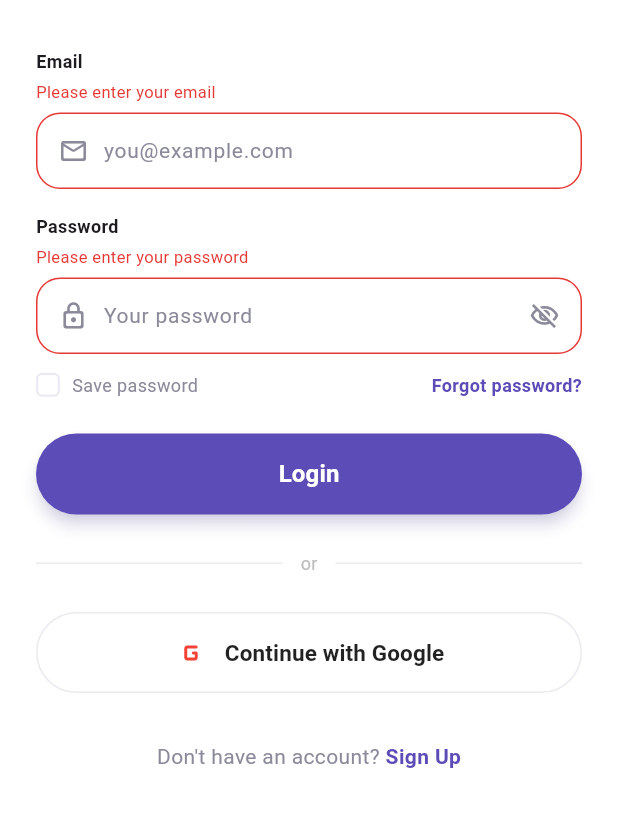
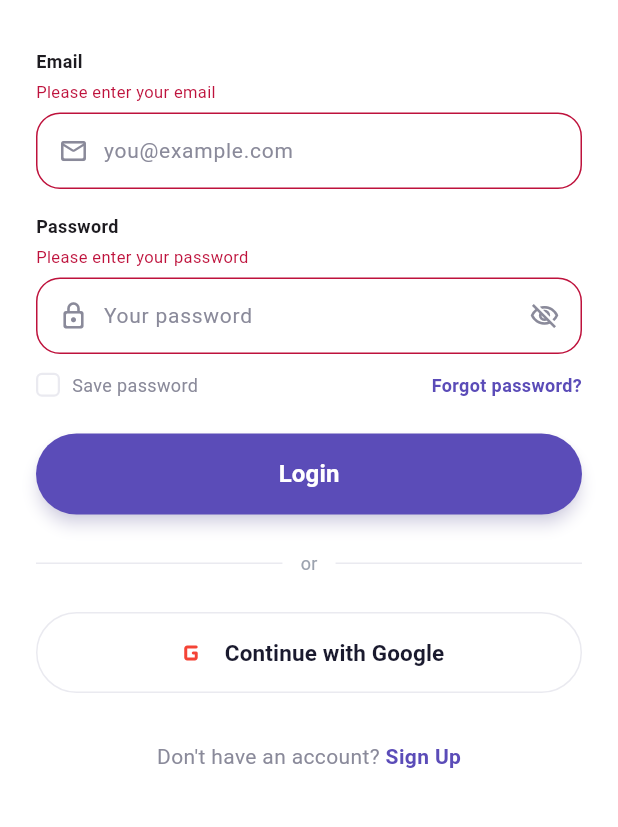
Before and after one commit to AboElsheikh07/Swaply, a Flutter app: the LoginView screen opened directly, after a tap on the "visibility" icon, after a tap on "Save password", after a tap on "Login", on a phone screen of 412 x 824 dp, the part 234-1061 px from its top. Run offline on Flutter 3.47's test engine with Material 3 defaults, Android fonts, the phone set to English and light mode, and no system bars; our stand-ins replace cloud_firestore, equatable, firebase_auth, firebase_core, flutter_bloc; accounts and stored records are empty.

Commit message:
fix code

```diff
--- a/project code/swaply/lib/features/auth/presentation/screens/auth_widgets.dart
+++ b/project code/swaply/lib/features/auth/presentation/screens/auth_widgets.dart
@@ -1,9 +1,10 @@
 import 'package:flutter/material.dart';
+import 'package:swaply/core/constants/app_colors.dart';
 
-const authPrimary    = Color(0xFF5B4CB8);
-const authMutedFg    = Color(0xFF8A8A9A);
-const authBorder     = Color(0xFFEAEAF0);
-const authErrorColor = Color(0xFFE53935);
+const authPrimary    = AppColors.primary;
+const authMutedFg    = AppColors.mutedFg;
+const authBorder     = AppColors.border;
+const authErrorColor = AppColors.rose;
 
 // ── Back Button ──────────────────────────
 class AuthBackButton extends StatelessWidget {
@@ -16,9 +17,9 @@ class AuthBackButton extends StatelessWidget {
       child: Container(
         width: 40, height: 40,
         decoration: BoxDecoration(
-          color: Colors.white,
+          color: AppColors.card,
           shape: BoxShape.circle,
-          border: Border.all(color: authBorder),
+          border: Border.all(color: AppColors.border),
         ),
         child: const Icon(Icons.arrow_back_ios_new_rounded, size: 16),
       ),
@@ -59,19 +60,19 @@ class AuthInputField extends StatelessWidget {
             style: const TextStyle(fontSize: 12, fontWeight: FontWeight.w600)),
         if (hasError) ...[
           const SizedBox(height: 4),
-          Text(error!, style: const TextStyle(fontSize: 11, color: authErrorColor)),
+          Text(error!, style: const TextStyle(fontSize: 11, color: AppColors.rose)),
         ],
         const SizedBox(height: 6),
         Container(
           decoration: BoxDecoration(
-            color: Colors.white,
+            color: AppColors.card,
             borderRadius: BorderRadius.circular(16),
-            border: Border.all(color: hasError ? authErrorColor : authBorder),
+            border: Border.all(color: hasError ? AppColors.rose : AppColors.border),
           ),
           child: Row(
             children: [
               const SizedBox(width: 14),
-              Icon(icon, size: 20, color: authMutedFg),
+              Icon(icon, size: 20, color: AppColors.mutedFg),
               const SizedBox(width: 10),
               Expanded(
                 child: TextField(
@@ -81,7 +82,7 @@ class AuthInputField extends StatelessWidget {
                   style: const TextStyle(fontSize: 14),
                   decoration: InputDecoration(
                     hintText: placeholder,
-                    hintStyle: const TextStyle(color: authMutedFg, fontSize: 14),
+                    hintStyle: const TextStyle(color: AppColors.mutedFg, fontSize: 14),
                     border: InputBorder.none,
                     contentPadding: const EdgeInsets.symmetric(vertical: 14),
                   ),
@@ -111,9 +112,12 @@ class AuthCheckbox extends StatelessWidget {
     return Container(
       width: size, height: size,
       decoration: BoxDecoration(
-        color: value ? authPrimary : Colors.white,
+        color: value ? AppColors.primary : AppColors.card,
         borderRadius: BorderRadius.circular(4),
-        border: Border.all(color: value ? authPrimary : authBorder, width: 1.5),
+        border: Border.all(
+          color: value ? AppColors.primary : AppColors.border,
+          width: 1.5,
+        ),
       ),
       child: value
           ? const Icon(Icons.check_rounded, color: Colors.white, size: 12)
@@ -143,10 +147,10 @@ class AuthPrimaryButton extends StatelessWidget {
       child: ElevatedButton(
         onPressed: isLoading ? null : onTap,
         style: ElevatedButton.styleFrom(
-          backgroundColor: authPrimary,
+          backgroundColor: AppColors.primary,
           foregroundColor: Colors.white,
           elevation: 4,
-          shadowColor: authPrimary.withOpacity(0.35),
+          shadowColor: AppColors.primary.withOpacity(0.35),
           shape: RoundedRectangleBorder(borderRadius: BorderRadius.circular(32)),
         ),
         child: isLoading
@@ -168,12 +172,12 @@ class AuthDivider extends StatelessWidget {
   Widget build(BuildContext context) {
     return Row(
       children: [
-        const Expanded(child: Divider(color: authBorder)),
+        const Expanded(child: Divider(color: AppColors.border)),
         Padding(
           padding: const EdgeInsets.symmetric(horizontal: 12),
-          child: Text('or', style: TextStyle(fontSize: 12, color: Colors.grey.shade400)),
+          child: Text('or', style: TextStyle(fontSize: 12, color: AppColors.muted)),
         ),
-        const Expanded(child: Divider(color: authBorder)),
+        const Expanded(child: Divider(color: AppColors.border)),
       ],
     );
   }
@@ -194,18 +198,17 @@ class AuthSocialButton extends StatelessWidget {
       child: OutlinedButton(
         onPressed: onTap,
         style: OutlinedButton.styleFrom(
-          side: const BorderSide(color: authBorder),
+          side: const BorderSide(color: AppColors.border),
           shape: RoundedRectangleBorder(borderRadius: BorderRadius.circular(32)),
         ),
         child: Row(
           mainAxisAlignment: MainAxisAlignment.center,
           children: [
-            // استبدل بـ Image.asset('assets/icons/google.png') لما يكون عندك الأيقونة
             const Icon(Icons.g_mobiledata_rounded, size: 24, color: Colors.red),
             const SizedBox(width: 10),
             Text(label,
                 style: const TextStyle(
-                    fontSize: 15, fontWeight: FontWeight.w600, color: Colors.black87)),
+                    fontSize: 15, fontWeight: FontWeight.w600, color: AppColors.dark)),
           ],
         ),
       ),
--- a/project code/swaply/lib/features/auth/presentation/screens/login_screen.dart
+++ b/project code/swaply/lib/features/auth/presentation/screens/login_screen.dart
@@ -2,9 +2,9 @@ import 'package:flutter/material.dart';
 import 'package:flutter_bloc/flutter_bloc.dart';
 import 'package:swaply/features/forgot_password/presentation/screens/forgot_password_screen.dart';
 import 'package:swaply/root.dart';
-import '../cubit/auth_cubit.dart';
-import '../cubit/auth_state.dart';
-import '../../data/repositories/auth_repository_mock.dart';
+import 'package:swaply/features/auth/presentation/cubit/auth_cubit.dart';
+import 'package:swaply/features/auth/presentation/cubit/auth_state.dart';
+import 'package:swaply/features/auth/data/repositories/auth_repository_mock.dart';
 import 'signup_screen.dart';
 import 'auth_widgets.dart';
 
```
Also changed, not shown: project code/swaply/lib/features/auth/presentation/screens/signup_screen.dart (+5 -4 lines), project code/swaply/lib/features/auth/presentation/screens/welcome_screen.dart (+19 -16 lines), project code/swaply/pubspec.lock.
